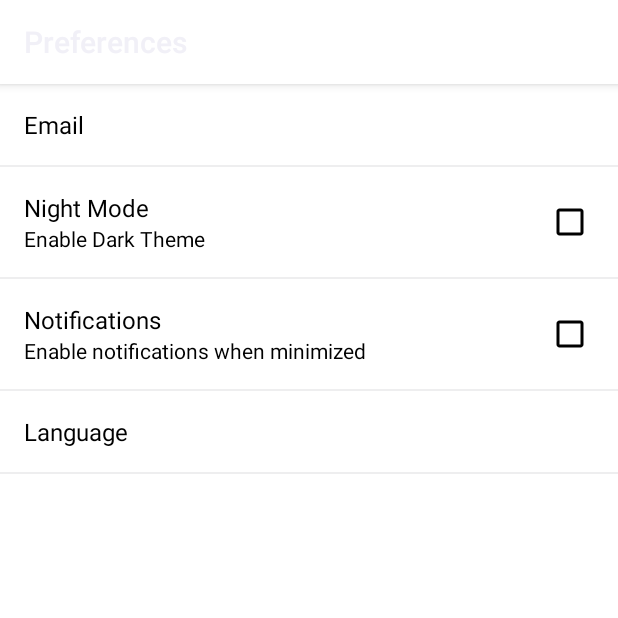
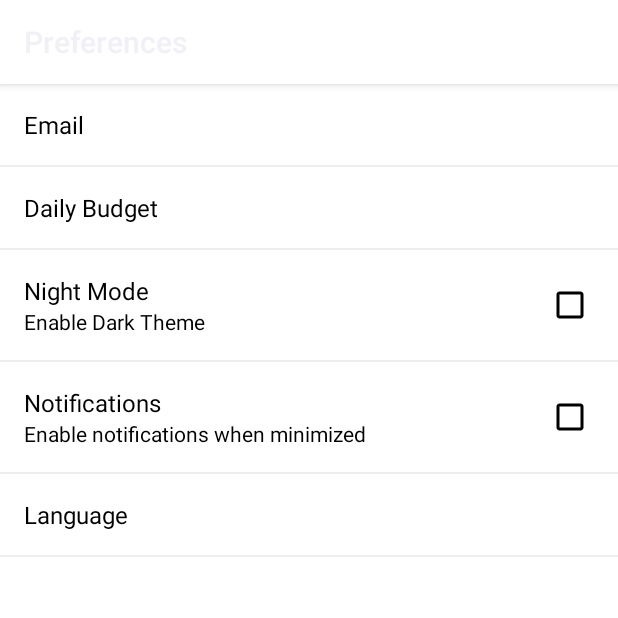
Before and after one commit to Tzeusy/TourismApp, an Android app: the MyPreferenceActivity screen opened directly, with no data from a screen before it, on a phone screen of 412 x 824 dp, the top half of it. Run offline under Robolectric (Android 15) with nearby library versions, the light colour scheme and no system bars; our stand-ins replace Firebase (no records; nobody signed in at launch, a user with empty details on screens opened directly).

Commit message:
Fixes to BruteForce merge issues, implementing Daily budget Preferences.

```diff
--- a/TourismAppTwo/app/src/main/java/com/example/tze/tourismapptwo/MyPreferenceActivity.java
+++ b/TourismAppTwo/app/src/main/java/com/example/tze/tourismapptwo/MyPreferenceActivity.java
@@ -31,6 +31,7 @@ public class MyPreferenceActivity extends Activity {
         String email = prefs.getString("email","");
 
         FirebaseDatabase database = FirebaseDatabase.getInstance();
+        //firebase doesn't accept "."
         email = email.replace(".","");
         DatabaseReference myRef = database.getReference(email);
 
@@ -41,19 +42,22 @@ public class MyPreferenceActivity extends Activity {
                 boolean nightmode=false;
                 boolean notifications=false;
                 String language="English";
+                String dailybudget="20";
                 for(DataSnapshot data:dataSnapshot.getChildren()){
                     String information = data.getValue().toString();
-                    Log.d("Please",data.getValue().toString());
                     information = information.replace("{","");
                     information = information.replace("}","");
                     String[] categories = information.split(",");
                     for(String s:categories){
-                        Log.d("Please",s);
                         if(s.contains("true")&&s.contains("night_mode")){
                             nightmode=true;
                         }
                         if(s.contains("true")&&s.contains("notifications_setting")){
                             notifications=true;
+                        }
+                        if(s.contains("budget_setting")){
+                            String[] m = s.split("=");
+                            dailybudget=m[1];
                         }
                         if(s.contains("Malay")){
                             language="Malay";
@@ -68,10 +72,8 @@ public class MyPreferenceActivity extends Activity {
                 editor.putBoolean("night_mode",nightmode);
                 editor.putBoolean("notifications_setting",notifications);
                 editor.putString("language_setting",language);
+                editor.putString("budget_setting",dailybudget);
                 editor.commit();
-
-//                HashMap<String,Object> value = dataSnapshot.getValue(HashMap.class);
-//                Log.d("Please","Value is:"+value.toString());
             }
 
             @Override
--- a/TourismAppTwo/app/src/main/res/values/strings.xml
+++ b/TourismAppTwo/app/src/main/res/values/strings.xml
@@ -25,6 +25,8 @@
     <string name="hello_blank_fragment">Hello blank fragment</string>
     <string name="CurrentLocation">You are currently in </string>
     <string name="maplocation">Singapore</string>
+    <string name="twenty">20</string>
+    <string name="dailybudgetquestion">What is your Daily Budget?</string>
 
     <string-array name="locations_genre_array">
         <item>Entertainment</item>
--- a/TourismAppTwo/app/src/main/res/xml/preferences.xml
+++ b/TourismAppTwo/app/src/main/res/xml/preferences.xml
@@ -8,6 +8,15 @@
         android:dialogTitle="@string/emailrequest"
         android:dialogMessage="@string/requestemail"
         android:defaultValue="@string/defaultemail"
+        android:textColor="@color/blue"
+        />
+    <EditTextPreference
+        android:key="budget_setting"
+        android:title="Daily Budget"
+        android:persistent="true"
+        android:dialogTitle="Daily Budget"
+        android:dialogMessage="@string/dailybudgetquestion"
+        android:defaultValue="@string/twenty"
         android:textColor="@color/blue"
         />
     <CheckBoxPreference
```
Also changed, not shown: TourismAppTwo/app/src/main/java/com/example/tze/tourismapptwo/BruteForceSolver.java (+55 -43 lines).
